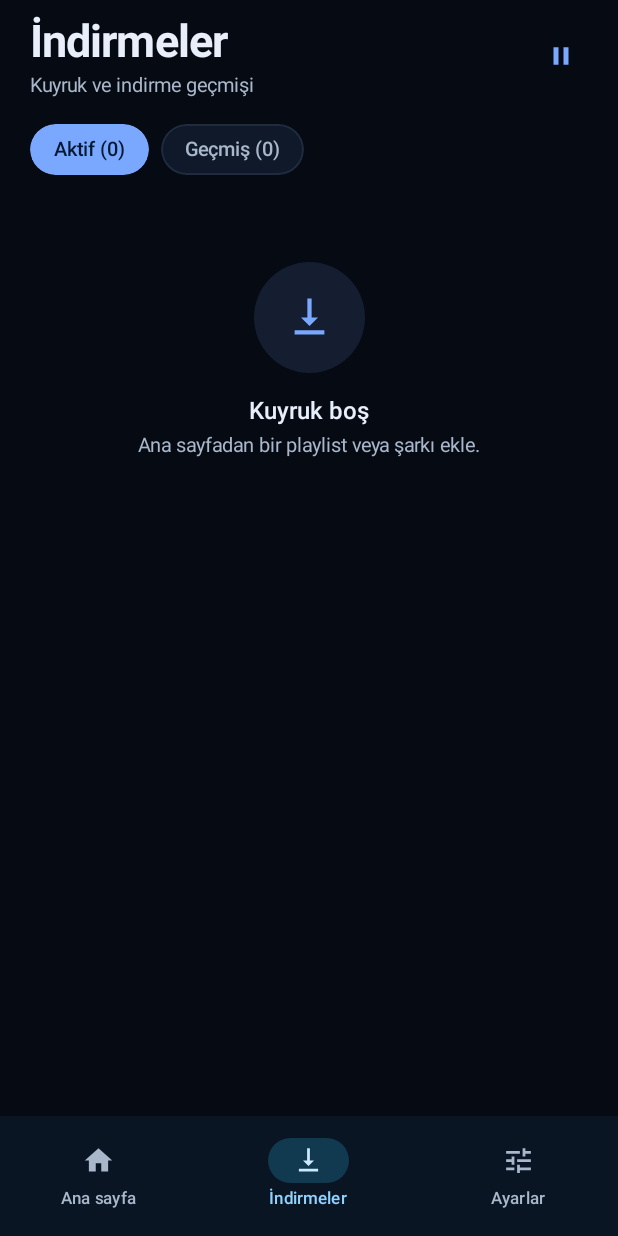
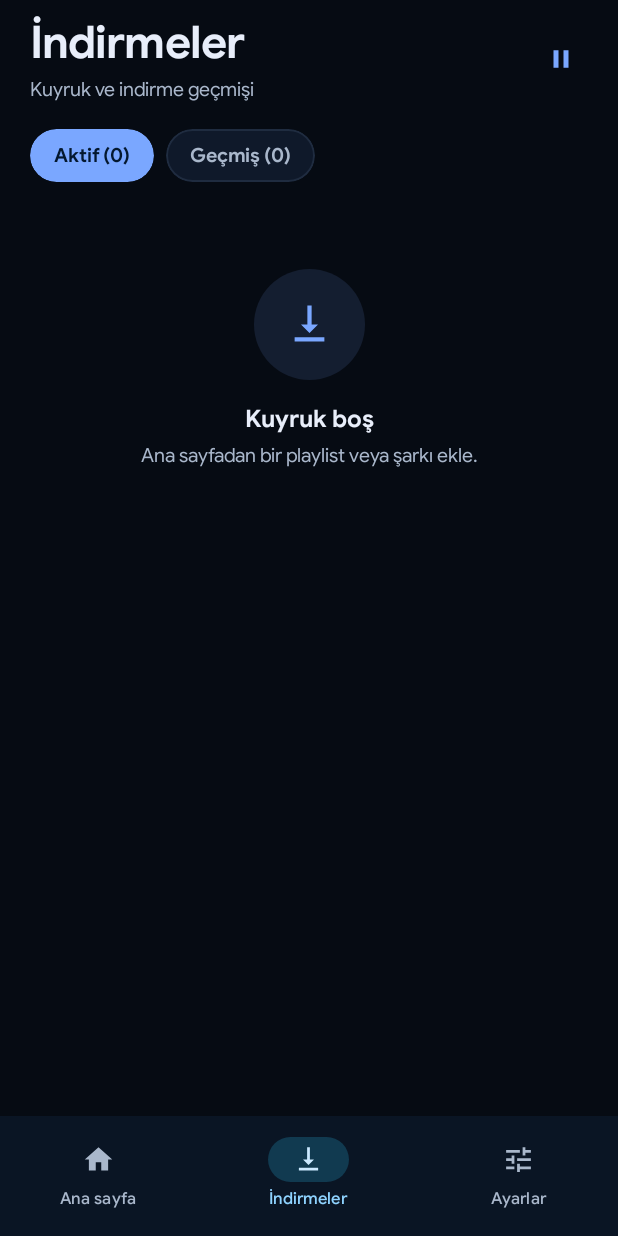
Before and after one commit to berkchy/suzuki, an Android app built with Jetpack Compose: the screen it shows after launch (MainActivity), item 2 of the bottom bar chosen, on a phone screen of 412 x 824 dp. Run offline under Robolectric (Android 15) with nearby library versions, the phone set to English and light mode, and no system bars; our stand-ins replace Room's generated code; libraries missing offline, so code that uses them is left out: com.yausername.ffmpeg, com.yausername.youtubedl_android; pictures from the network do not load; 6 statements that could not run were skipped.

Commit message:
feat: Google Sans varsayılan font

```diff
--- a/app/build.gradle.kts
+++ b/app/build.gradle.kts
@@ -22,7 +22,7 @@ android {
         minSdk = 26
         targetSdk = 35
         versionCode = (project.findProperty("versionCode") as String?)?.toIntOrNull() ?: 1
-        versionName = (project.findProperty("versionName") as String?) ?: "1.1.1"
+        versionName = (project.findProperty("versionName") as String?) ?: "1.1.2"
         vectorDrawables {
             useSupportLibrary = true
         }
--- a/app/src/main/java/hime/suzuki/ui/theme/Type.kt
+++ b/app/src/main/java/hime/suzuki/ui/theme/Type.kt
@@ -2,10 +2,19 @@ package hime.suzuki.ui.theme
 
 import androidx.compose.material3.Typography
 import androidx.compose.ui.text.TextStyle
+import androidx.compose.ui.text.font.Font
+import androidx.compose.ui.text.font.FontFamily
 import androidx.compose.ui.text.font.FontWeight
 import androidx.compose.ui.unit.sp
+import hime.suzuki.R
 
-val SuzukiTypography = Typography(
+val GoogleSans = FontFamily(
+    Font(R.font.googlesans_regular, FontWeight.Normal),
+    Font(R.font.googlesans_medium, FontWeight.Medium),
+    Font(R.font.googlesans_bold, FontWeight.Bold),
+)
+
+private val BaseTypography = Typography(
     headlineMedium = TextStyle(
         fontWeight = FontWeight.Bold,
         fontSize = 30.sp,
@@ -56,3 +65,23 @@ val SuzukiTypography = Typography(
         letterSpacing = 0.2.sp,
     ),
 )
+
+private fun Typography.withFamily(family: FontFamily): Typography = Typography(
+    displayLarge = displayLarge.copy(fontFamily = family),
+    displayMedium = displayMedium.copy(fontFamily = family),
+    displaySmall = displaySmall.copy(fontFamily = family),
+    headlineLarge = headlineLarge.copy(fontFamily = family),
+    headlineMedium = headlineMedium.copy(fontFamily = family),
+    headlineSmall = headlineSmall.copy(fontFamily = family),
+    titleLarge = titleLarge.copy(fontFamily = family),
+    titleMedium = titleMedium.copy(fontFamily = family),
+    titleSmall = titleSmall.copy(fontFamily = family),
+    bodyLarge = bodyLarge.copy(fontFamily = family),
+    bodyMedium = bodyMedium.copy(fontFamily = family),
+    bodySmall = bodySmall.copy(fontFamily = family),
+    labelLarge = labelLarge.copy(fontFamily = family),
+    labelMedium = labelMedium.copy(fontFamily = family),
+    labelSmall = labelSmall.copy(fontFamily = family),
+)
+
+val SuzukiTypography = BaseTypography.withFamily(GoogleSans)
```
Also changed, not shown: app/src/main/res/font/googlesans_bold.ttf (added), app/src/main/res/font/googlesans_medium.ttf (added), app/src/main/res/font/googlesans_regular.ttf (added), 1 other file.
